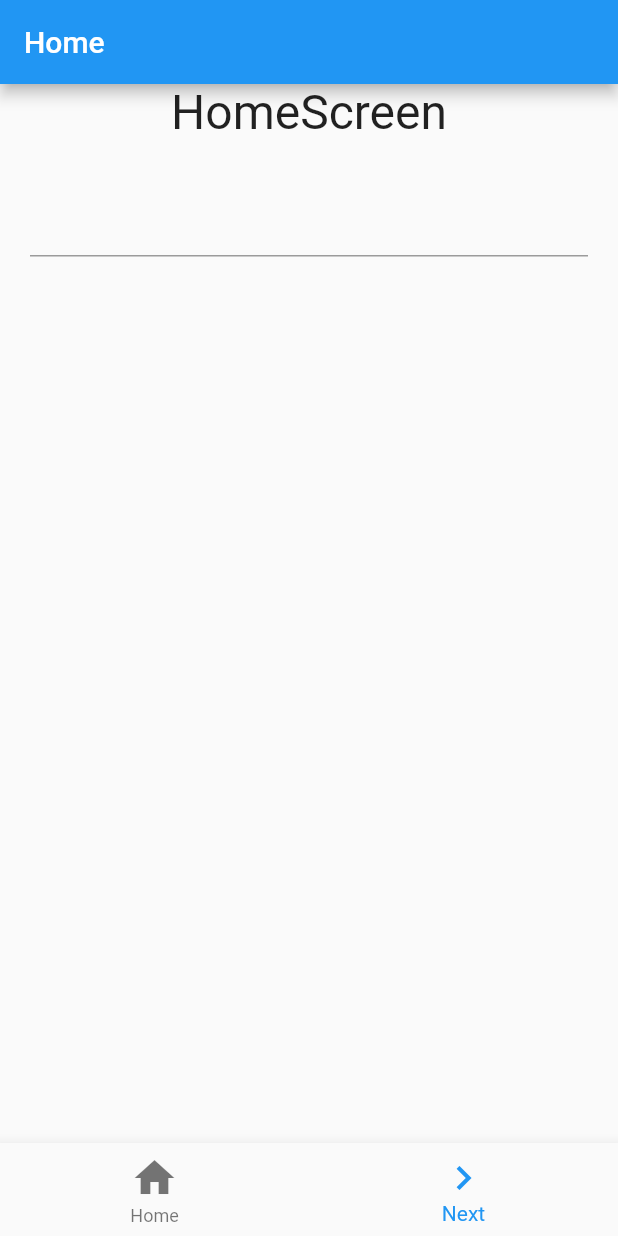
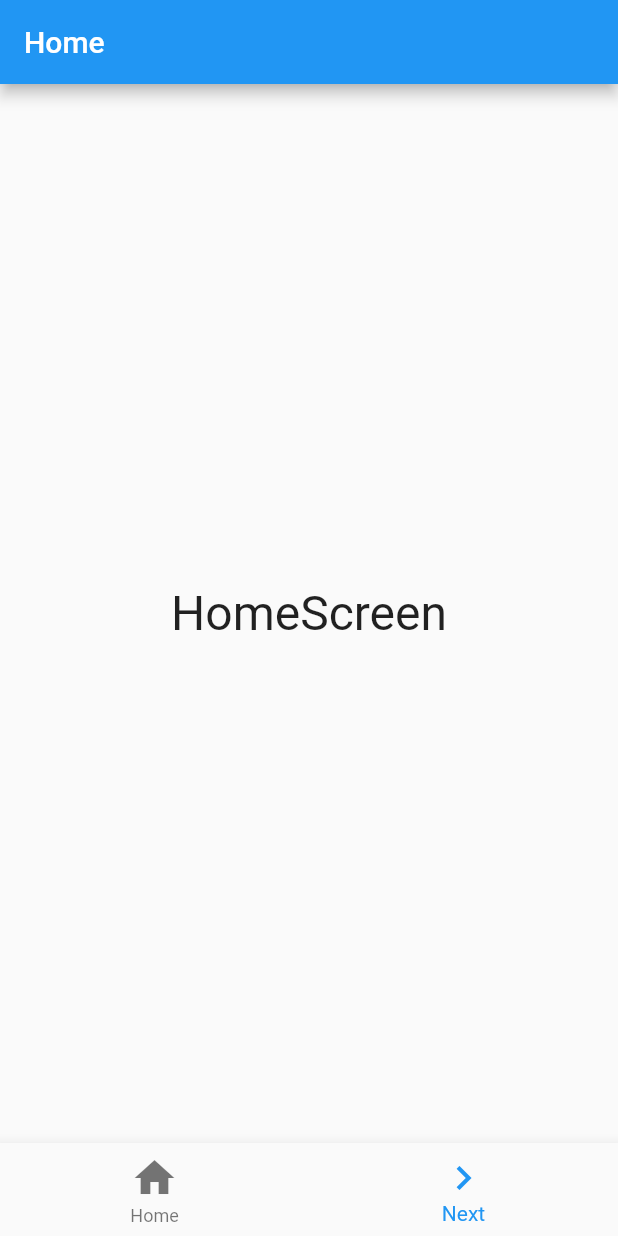
Before and after one commit to naokimakino/introduction-to-flutter3, a Flutter app: the screen it shows after launch, on a phone screen of 412 x 824 dp. Run offline on Flutter 3.47's test engine with Material 2 defaults, Android fonts, the light colour scheme and no system bars.

Commit message:
feat(chapter4): list4_8

```diff
--- a/chapter4/lib/main.dart
+++ b/chapter4/lib/main.dart
@@ -16,40 +16,29 @@ class MyApp extends StatelessWidget {
         primaryColor: const Color(0xFF2196f3),
         canvasColor: const Color(0xFFfafafa),
       ),
-      home: const FirstScreen(),
+      initialRoute: '/',
+      routes: {
+        '/': (context) => const FirstScreen(),
+        '/second': (context) => const SecondScreen('Second'),
+        '/third': (context) => const SecondScreen('Third'),
+      },
     );
   }
 }
 
-class FirstScreen extends StatefulWidget {
+class FirstScreen extends StatelessWidget {
   const FirstScreen({super.key});
-
-  @override
-  _FirstScreenState createState() => _FirstScreenState();
-}
-
-class _FirstScreenState extends State<FirstScreen> {
-  static final _controller = TextEditingController();
-  static var _input = '';
 
   @override
   Widget build(BuildContext context) {
     return Scaffold(
       appBar: AppBar(title: const Text('Home')),
-      body: Column(children: <Widget>[
-        const Text(
+      body: const Center(
+        child: Text(
           'HomeScreen',
           style: TextStyle(fontSize: 32.0),
         ),
-        Padding(
-          padding: const EdgeInsets.all(20.0),
-          child: TextField(
-            controller: _controller,
-            style: const TextStyle(fontSize: 28.0),
-            onChanged: changeField,
-          ),
-        )
-      ]),
+      ),
       bottomNavigationBar: BottomNavigationBar(
         currentIndex: 1,
         items: const <BottomNavigationBarItem>[
@@ -58,16 +47,11 @@ class _FirstScreenState extends State<FirstScreen> {
           BottomNavigationBarItem(
               icon: Icon(Icons.navigate_next, size: 32), label: 'Next'),
         ],
-        onTap: (int value) => {
-          if (value == 1)
-            Navigator.push(context,
-                MaterialPageRoute(builder: (context) => SecondScreen(_input)))
-        },
+        onTap: (int value) =>
+            {if (value == 1) Navigator.pushNamed(context, '/second')},
       ),
     );
   }
-
-  void changeField(String val) => _input = val;
 }
 
 class SecondScreen extends StatelessWidget {
@@ -93,7 +77,10 @@ class SecondScreen extends StatelessWidget {
           BottomNavigationBarItem(
               icon: Icon(Icons.android, size: 32), label: '?'),
         ],
-        onTap: (int value) => {if (value == 0) Navigator.pop(context)},
+        onTap: (int value) {
+          if (value == 0) Navigator.pop(context);
+          if (value == 1) Navigator.pushNamed(context, '/third');
+        },
       ),
     );
   }
```
